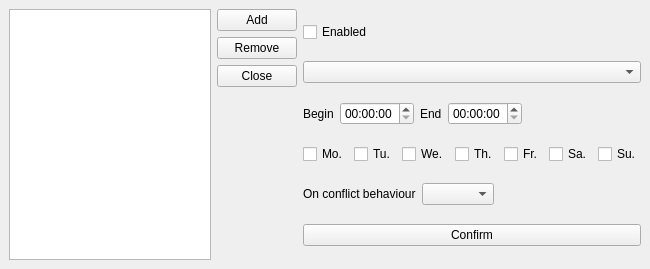
First picture: the form in ClientDownloadGuard/ScheduleWindow.ui, repository Luminatione/ClientDownloadGuard, before the edit.
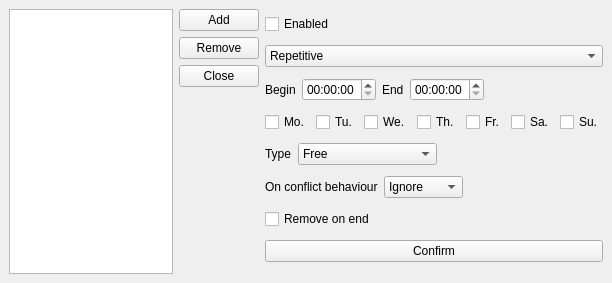
Second picture: the form after the edit.

What changed in the file:
```diff
--- a/ClientDownloadGuard/ScheduleWindow.ui
+++ b/ClientDownloadGuard/ScheduleWindow.ui
@@ -6,8 +6,8 @@
    <rect>
     <x>0</x>
     <y>0</y>
-    <width>650</width>
-    <height>269</height>
+    <width>612</width>
+    <height>283</height>
    </rect>
   </property>
   <property name="windowTitle">
@@ -66,7 +66,18 @@
        </widget>
       </item>
       <item>
-       <widget class="QComboBox" name="typeComboBox"/>
+       <widget class="QComboBox" name="typeComboBox">
+        <item>
+         <property name="text">
+          <string>Repetitive</string>
+         </property>
+        </item>
+        <item>
+         <property name="text">
+          <string>Timer</string>
+         </property>
+        </item>
+       </widget>
       </item>
       <item>
        <layout class="QHBoxLayout" name="horizontalLayout_4">
@@ -158,6 +169,54 @@
         </item>
        </layout>
       </item>
+      <item>
+       <layout class="QHBoxLayout" name="horizontalLayout_3">
+        <item>
+         <widget class="QLabel" name="typeLabel">
+          <property name="text">
+           <string>Type</string>
+          </property>
+         </widget>
+        </item>
+        <item>
+         <widget class="QComboBox" name="typeComboBox_2">
+          <item>
+           <property name="text">
+            <string>Free</string>
+           </property>
+          </item>
+          <item>
+           <property name="text">
+            <string>Downloading</string>
+           </property>
+          </item>
+          <item>
+           <property name="text">
+            <string>Ask not to download</string>
+           </property>
+          </item>
+          <item>
+           <property name="text">
+            <string>None</string>
+           </property>
+          </item>
+         </widget>
+        </item>
+        <item>
+         <spacer name="horizontalSpacer_3">
+          <property name="orientation">
+           <enum>Qt::Horizontal</enum>
+          </property>
+          <property name="sizeHint" stdset="0">
+           <size>
+            <width>40</width>
+            <height>20</height>
+           </size>
+          </property>
+         </spacer>
+        </item>
+       </layout>
+      </item>
       <item>
        <layout class="QHBoxLayout" name="horizontalLayout">
         <item>
@@ -168,7 +227,23 @@
          </widget>
         </item>
         <item>
-         <widget class="QComboBox" name="onConflictBehaviourComboBox"/>
+         <widget class="QComboBox" name="onConflictBehaviourComboBox">
+          <item>
+           <property name="text">
+            <string>Ignore</string>
+           </property>
+          </item>
+          <item>
+           <property name="text">
+            <string>Notify</string>
+           </property>
+          </item>
+          <item>
+           <property name="text">
+            <string>Abandon</string>
+           </property>
+          </item>
+         </widget>
         </item>
         <item>
          <spacer name="horizontalSpacer_2">
@@ -185,6 +260,13 @@
         </item>
        </layout>
       </item>
+      <item>
+       <widget class="QCheckBox" name="removeOnEndCheckBox">
+        <property name="text">
+         <string>Remove on end</string>
+        </property>
+       </widget>
+      </item>
       <item>
        <widget class="QPushButton" name="confirmButton">
         <property name="text">
```
